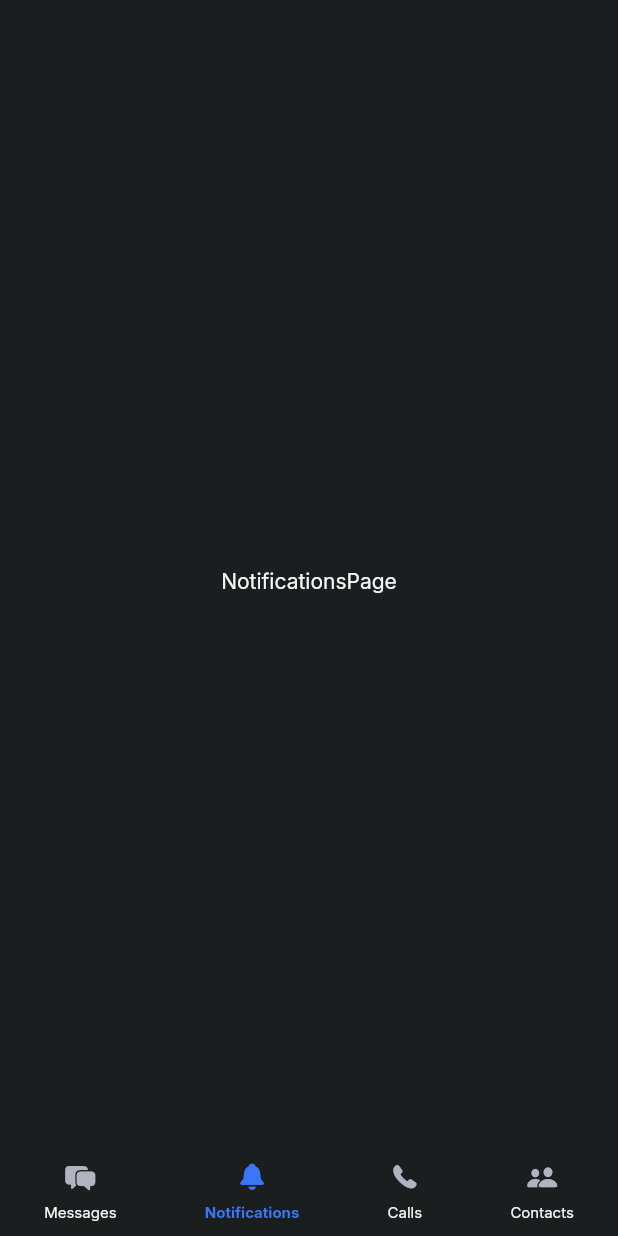
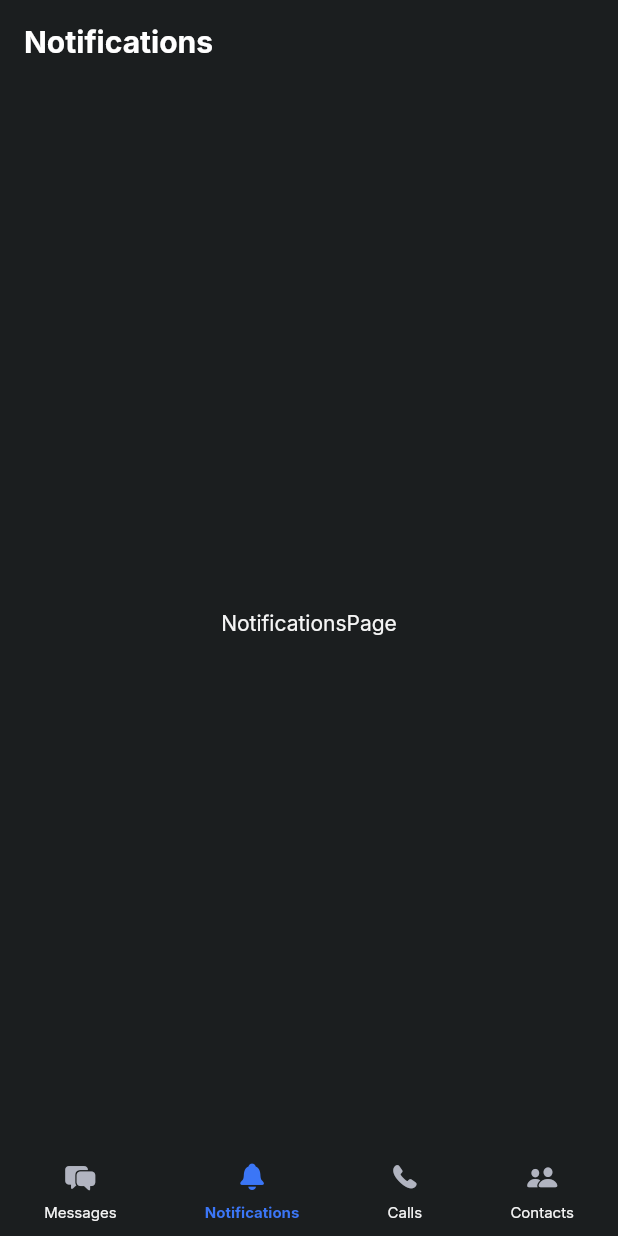
Before and after one commit to j-kon/start_chat, a Flutter app: the screen it shows after launch, item 2 of the bottom bar chosen, on a phone screen of 412 x 824 dp. Run offline on Flutter 3.47's test engine with Material 2 defaults, Android fonts, the phone set to English and light mode, and no system bars; our stand-ins replace google_fonts.

Commit message:
added an appbar

```diff
--- a/lib/screens/home_screen.dart
+++ b/lib/screens/home_screen.dart
@@ -10,6 +10,7 @@ class HomeScreen extends StatelessWidget {
   HomeScreen({Key? key}) : super(key: key);
 
   final ValueNotifier<int> pageIndex = ValueNotifier(0);
+  final ValueNotifier<String> title = ValueNotifier('Messages');
 
   final pages = const [
     MessagesPage(),
@@ -18,18 +19,42 @@ class HomeScreen extends StatelessWidget {
     ContactsPage(),
   ];
 
+  final pageTitle = const [
+    'Messages',
+    'Notifications',
+    'Calls',
+    'Contacts',
+  ];
+
+  void _onNavigationItemSelcted(index) {
+    title.value = pageTitle[index];
+    pageIndex.value = index;
+  }
+
   @override
   Widget build(BuildContext context) {
     return Scaffold(
+      appBar: AppBar(
+        backgroundColor: Colors.transparent,
+        elevation: 0,
+        title: ValueListenableBuilder(
+          valueListenable: title,
+          builder: (BuildContext context, String value, _) {
+            return Text(
+              value,
+              style: TextStyle(fontWeight: FontWeight.bold, fontSize: 20),
+            );
+          },
+        ),
+      ),
       body: ValueListenableBuilder(
-          valueListenable: pageIndex,
-          builder: (BuildContext context, int value, _) {
-            return pages[value];
-          }),
+        valueListenable: pageIndex,
+        builder: (BuildContext context, int value, _) {
+          return pages[value];
+        },
+      ),
       bottomNavigationBar: _BottonNavigationBar(
-        onItemSelected: (index) {
-          pageIndex.value = index;
-        },
+        onItemSelected: _onNavigationItemSelcted,
       ),
     );
   }
```
